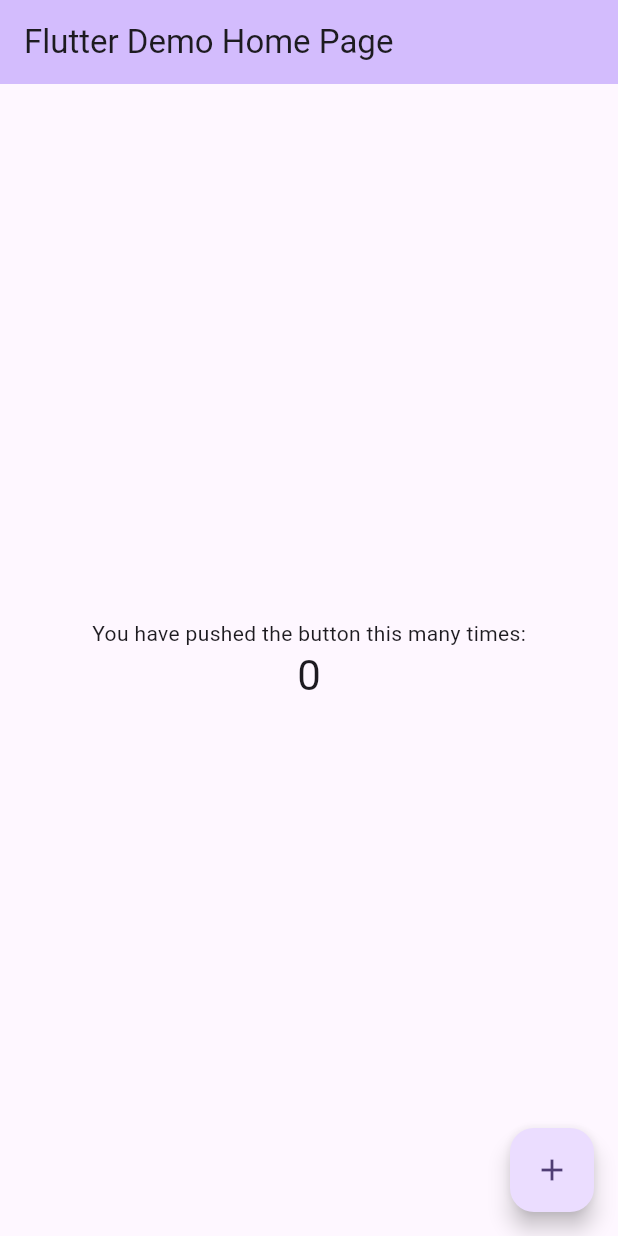
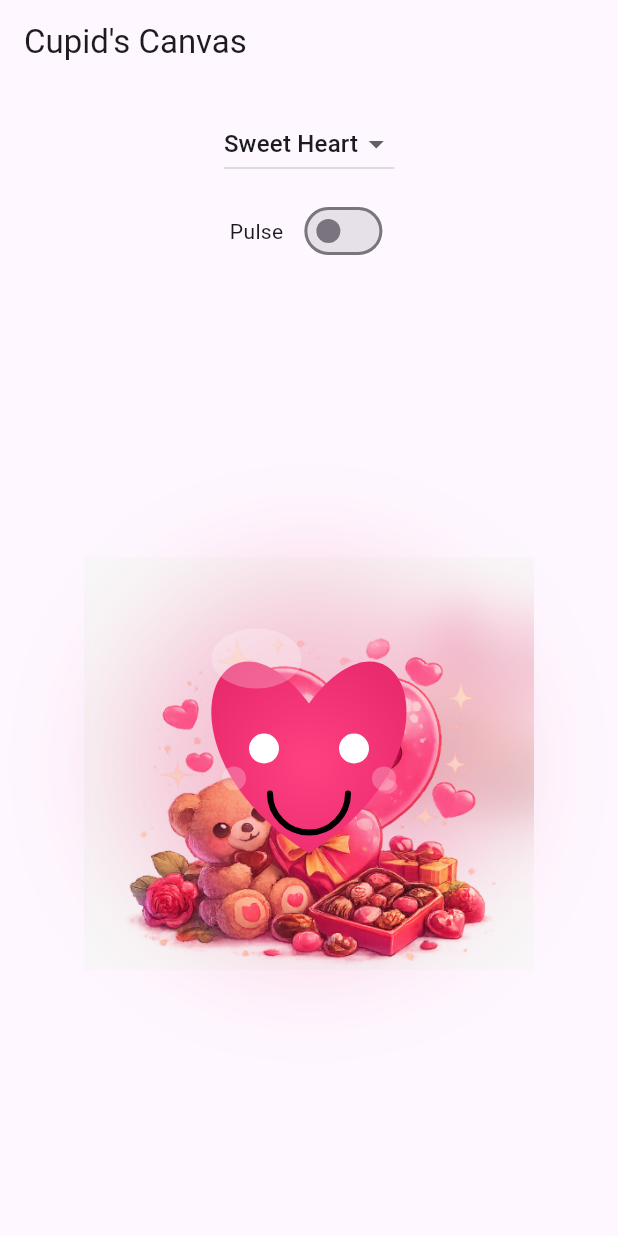
Before and after one commit to Phyvlik/in_class_3_vdaycupid, a Flutter app: the screen it shows after launch, on a phone screen of 412 x 824 dp. Run offline on Flutter 3.47's test engine with Material 3 defaults, Android fonts, the phone set to English and light mode, and no system bars.

Commit message:
Part 1: Emoji selection, pulse animation, dynamic heart drawing

```diff
--- a/lib/main.dart
+++ b/lib/main.dart
@@ -1,122 +1,268 @@
 import 'package:flutter/material.dart';
 
-void main() {
-  runApp(const MyApp());
-}
+void main() => runApp(const ValentineApp());
 
-class MyApp extends StatelessWidget {
-  const MyApp({super.key});
+class ValentineApp extends StatelessWidget {
+  const ValentineApp({super.key});
 
-  // This widget is the root of your application.
   @override
   Widget build(BuildContext context) {
     return MaterialApp(
-      title: 'Flutter Demo',
-      theme: ThemeData(
-        // This is the theme of your application.
-        //
-        // TRY THIS: Try running your application with "flutter run". You'll see
-        // the application has a purple toolbar. Then, without quitting the app,
-        // try changing the seedColor in the colorScheme below to Colors.green
-        // and then invoke "hot reload" (save your changes or press the "hot
-        // reload" button in a Flutter-supported IDE, or press "r" if you used
-        // the command line to start the app).
-        //
-        // Notice that the counter didn't reset back to zero; the application
-        // state is not lost during the reload. To reset the state, use hot
-        // restart instead.
-        //
-        // This works for code too, not just values: Most code changes can be
-        // tested with just a hot reload.
-        colorScheme: .fromSeed(seedColor: Colors.deepPurple),
-      ),
-      home: const MyHomePage(title: 'Flutter Demo Home Page'),
+      debugShowCheckedModeBanner: false,
+      home: const ValentineHome(),
+      theme: ThemeData(useMaterial3: true),
     );
   }
 }
 
-class MyHomePage extends StatefulWidget {
-  const MyHomePage({super.key, required this.title});
-
-  // This widget is the home page of your application. It is stateful, meaning
-  // that it has a State object (defined below) that contains fields that affect
-  // how it looks.
-
-  // This class is the configuration for the state. It holds the values (in this
-  // case the title) provided by the parent (in this case the App widget) and
-  // used by the build method of the State. Fields in a Widget subclass are
-  // always marked "final".
-
-  final String title;
+class ValentineHome extends StatefulWidget {
+  const ValentineHome({super.key});
 
   @override
-  State<MyHomePage> createState() => _MyHomePageState();
+  State<ValentineHome> createState() => _ValentineHomeState();
 }
 
-class _MyHomePageState extends State<MyHomePage> {
-  int _counter = 0;
+class _ValentineHomeState extends State<ValentineHome>
+    with SingleTickerProviderStateMixin {
+  final List<String> emojiOptions = ['Sweet Heart', 'Party Heart'];
+  String selectedEmoji = 'Sweet Heart';
 
-  void _incrementCounter() {
-    setState(() {
-      // This call to setState tells the Flutter framework that something has
-      // changed in this State, which causes it to rerun the build method below
-      // so that the display can reflect the updated values. If we changed
-      // _counter without calling setState(), then the build method would not be
-      // called again, and so nothing would appear to happen.
-      _counter++;
-    });
+  // Pulse control
+  late AnimationController _controller;
+  late Animation<double> _scale;
+  bool isPulsing = false;
+
+  @override
+  void initState() {
+    super.initState();
+
+    _controller = AnimationController(
+      vsync: this,
+      duration: const Duration(milliseconds: 700),
+    );
+
+    _scale = Tween<double>(begin: 0.9, end: 1.1).animate(
+      CurvedAnimation(parent: _controller, curve: Curves.easeInOut),
+    );
+
+    // start with pulse off
+    _controller.value = 1.0;
+  }
+
+  @override
+  void dispose() {
+    _controller.dispose();
+    super.dispose();
+  }
+
+  void togglePulse(bool value) {
+    setState(() => isPulsing = value);
+    if (value) {
+      _controller.repeat(reverse: true);
+    } else {
+      _controller.stop();
+      _controller.value = 1.0; // reset
+    }
   }
 
   @override
   Widget build(BuildContext context) {
-    // This method is rerun every time setState is called, for instance as done
-    // by the _incrementCounter method above.
-    //
-    // The Flutter framework has been optimized to make rerunning build methods
-    // fast, so that you can just rebuild anything that needs updating rather
-    // than having to individually change instances of widgets.
+    final assetPath = selectedEmoji == 'Sweet Heart'
+        ? 'assets/images/sweetheart.png'
+        : 'assets/images/partyheart.png';
+
     return Scaffold(
-      appBar: AppBar(
-        // TRY THIS: Try changing the color here to a specific color (to
-        // Colors.amber, perhaps?) and trigger a hot reload to see the AppBar
-        // change color while the other colors stay the same.
-        backgroundColor: Theme.of(context).colorScheme.inversePrimary,
-        // Here we take the value from the MyHomePage object that was created by
-        // the App.build method, and use it to set our appbar title.
-        title: Text(widget.title),
-      ),
-      body: Center(
-        // Center is a layout widget. It takes a single child and positions it
-        // in the middle of the parent.
-        child: Column(
-          // Column is also a layout widget. It takes a list of children and
-          // arranges them vertically. By default, it sizes itself to fit its
-          // children horizontally, and tries to be as tall as its parent.
-          //
-          // Column has various properties to control how it sizes itself and
-          // how it positions its children. Here we use mainAxisAlignment to
-          // center the children vertically; the main axis here is the vertical
-          // axis because Columns are vertical (the cross axis would be
-          // horizontal).
-          //
-          // TRY THIS: Invoke "debug painting" (choose the "Toggle Debug Paint"
-          // action in the IDE, or press "p" in the console), to see the
-          // wireframe for each widget.
-          mainAxisAlignment: .center,
-          children: [
-            const Text('You have pushed the button this many times:'),
-            Text(
-              '$_counter',
-              style: Theme.of(context).textTheme.headlineMedium,
+      appBar: AppBar(title: const Text("Cupid's Canvas")),
+      body: Column(
+        children: [
+          const SizedBox(height: 16),
+
+          // ✅ Emoji Selection
+          DropdownButton<String>(
+            value: selectedEmoji,
+            items: emojiOptions
+                .map((e) => DropdownMenuItem(value: e, child: Text(e)))
+                .toList(),
+            onChanged: (value) =>
+                setState(() => selectedEmoji = value ?? selectedEmoji),
+          ),
+
+          const SizedBox(height: 10),
+
+          // ✅ Pulse Control
+          Row(
+            mainAxisAlignment: MainAxisAlignment.center,
+            children: [
+              const Text('Pulse'),
+              const SizedBox(width: 10),
+              Switch(value: isPulsing, onChanged: togglePulse),
+            ],
+          ),
+
+          const SizedBox(height: 16),
+
+          Expanded(
+            child: Center(
+              child: AnimatedBuilder(
+                animation: _controller,
+                builder: (context, child) {
+                  return Transform.scale(
+                    scale: isPulsing ? _scale.value : 1.0,
+                    child: child,
+                  );
+                },
+
+                // ✅ Show AI image asset AND keep CustomPainter (rubric-safe)
+                child: Stack(
+                  alignment: Alignment.center,
+                  children: [
+                    Image.asset(
+                      assetPath,
+                      width: 300,
+                      height: 300,
+                      fit: BoxFit.contain,
+                    ),
+                    CustomPaint(
+                      size: const Size(300, 300),
+                      painter: HeartEmojiPainter(type: selectedEmoji),
+                    ),
+                  ],
+                ),
+              ),
             ),
-          ],
-        ),
-      ),
-      floatingActionButton: FloatingActionButton(
-        onPressed: _incrementCounter,
-        tooltip: 'Increment',
-        child: const Icon(Icons.add),
+          ),
+        ],
       ),
     );
   }
 }
+
+class HeartEmojiPainter extends CustomPainter {
+  HeartEmojiPainter({required this.type});
+  final String type;
+
+  @override
+  void paint(Canvas canvas, Size size) {
+    final center = Offset(size.width / 2, size.height / 2);
+
+    // Glow behind heart
+    final glowPaint = Paint()
+      ..color = Colors.pink.withOpacity(0.25)
+      ..maskFilter = const MaskFilter.blur(BlurStyle.normal, 40);
+    canvas.drawCircle(center, 120, glowPaint);
+
+    final paint = Paint()..style = PaintingStyle.fill;
+
+    // Heart base
+    final heartPath = Path()
+      ..moveTo(center.dx, center.dy + 60)
+      ..cubicTo(
+        center.dx + 110,
+        center.dy - 10,
+        center.dx + 60,
+        center.dy - 120,
+        center.dx,
+        center.dy - 40,
+      )
+      ..cubicTo(
+        center.dx - 60,
+        center.dy - 120,
+        center.dx - 110,
+        center.dy - 10,
+        center.dx,
+        center.dy + 60,
+      )
+      ..close();
+
+    // Gradient fill
+    paint.shader = RadialGradient(
+      colors: type == 'Party Heart'
+          ? [const Color(0xFFFF80AB), const Color(0xFFE91E63)]
+          : [const Color(0xFFFF4081), const Color(0xFFD81B60)],
+    ).createShader(Rect.fromCircle(center: center, radius: 140));
+
+    canvas.drawPath(heartPath, paint);
+
+    // Shine highlight
+    final shinePaint = Paint()..color = Colors.white.withOpacity(0.25);
+    canvas.drawOval(
+      Rect.fromCenter(
+        center: Offset(center.dx - 35, center.dy - 70),
+        width: 60,
+        height: 40,
+      ),
+      shinePaint,
+    );
+
+    // Eyes
+    final eyePaint = Paint()..color = Colors.white;
+    canvas.drawCircle(Offset(center.dx - 30, center.dy - 10), 10, eyePaint);
+    canvas.drawCircle(Offset(center.dx + 30, center.dy - 10), 10, eyePaint);
+
+    // Mouth
+    final mouthPaint = Paint()
+      ..color = Colors.black
+      ..style = PaintingStyle.stroke
+      ..strokeWidth = 4
+      ..strokeCap = StrokeCap.round;
+
+    if (type == 'Sweet Heart') {
+      // Cute smile
+      canvas.drawArc(
+        Rect.fromCircle(center: Offset(center.dx, center.dy + 20), radius: 26),
+        0,
+        3.14,
+        false,
+        mouthPaint,
+      );
+
+      // Blush cheeks
+      final blushPaint = Paint()..color = Colors.white.withOpacity(0.25);
+      canvas.drawCircle(Offset(center.dx - 50, center.dy + 10), 8, blushPaint);
+      canvas.drawCircle(Offset(center.dx + 50, center.dy + 10), 8, blushPaint);
+    } else {
+      // Bigger party grin
+      canvas.drawArc(
+        Rect.fromCircle(center: Offset(center.dx, center.dy + 22), radius: 32),
+        0,
+        3.14,
+        false,
+        mouthPaint,
+      );
+    }
+
+    // Party hat + confetti
+    if (type == 'Party Heart') {
+      // Party hat
+      final hatPaint = Paint()..color = const Color(0xFFFFD54F);
+      final hatPath = Path()
+        ..moveTo(center.dx, center.dy - 110)
+        ..lineTo(center.dx - 40, center.dy - 40)
+        ..lineTo(center.dx + 40, center.dy - 40)
+        ..close();
+      canvas.drawPath(hatPath, hatPaint);
+
+      // Confetti
+      final confettiPaint = Paint();
+      for (int i = 0; i < 28; i++) {
+        confettiPaint.color = Colors.primaries[i % Colors.primaries.length];
+
+        final dx = center.dx + (i * 17 % 160) - 80;
+        final dy = center.dy + (i * 11 % 160) - 80;
+
+        if (i.isEven) {
+          canvas.drawCircle(Offset(dx, dy), 3, confettiPaint);
+        } else {
+          canvas.drawRect(
+            Rect.fromCenter(center: Offset(dx, dy), width: 8, height: 4),
+            confettiPaint,
+          );
+        }
+      }
+    }
+  }
+
+  @override
+  bool shouldRepaint(covariant HeartEmojiPainter oldDelegate) =>
+      oldDelegate.type != type;
+}
--- a/pubspec.yaml
+++ b/pubspec.yaml
@@ -57,6 +57,9 @@ flutter:
   # the material Icons class.
   uses-material-design: true
 
+  assets:
+    - assets/images/
+
   # To add assets to your application, add an assets section, like this:
   # assets:
   #   - images/a_dot_burr.jpeg
```
Also changed, not shown: assets/images/partyheart.png (added), assets/images/sweetheart.png (added).
